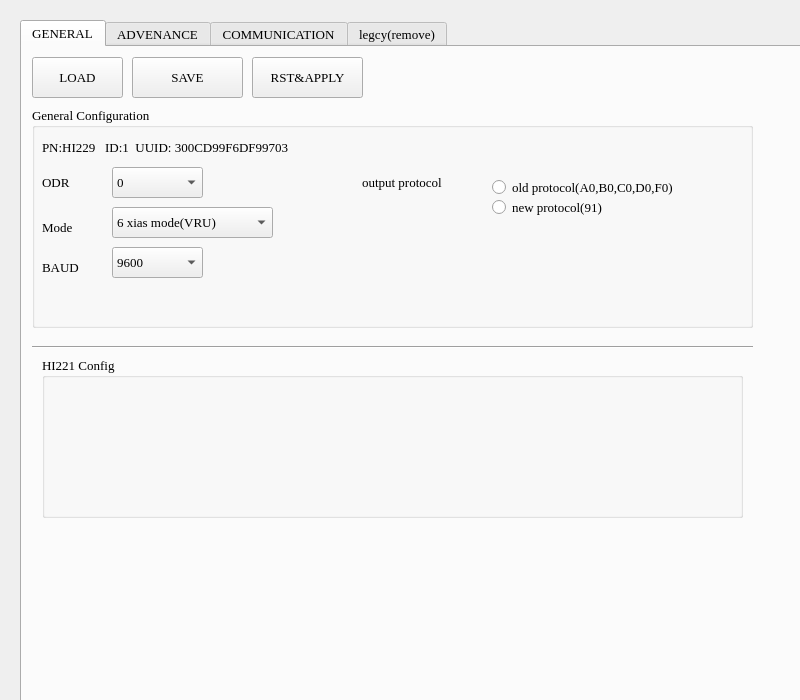
Above: CHCenter/chsettingform.ui from dongFangTuring/CHCenter before the change. Below: the same form after it.
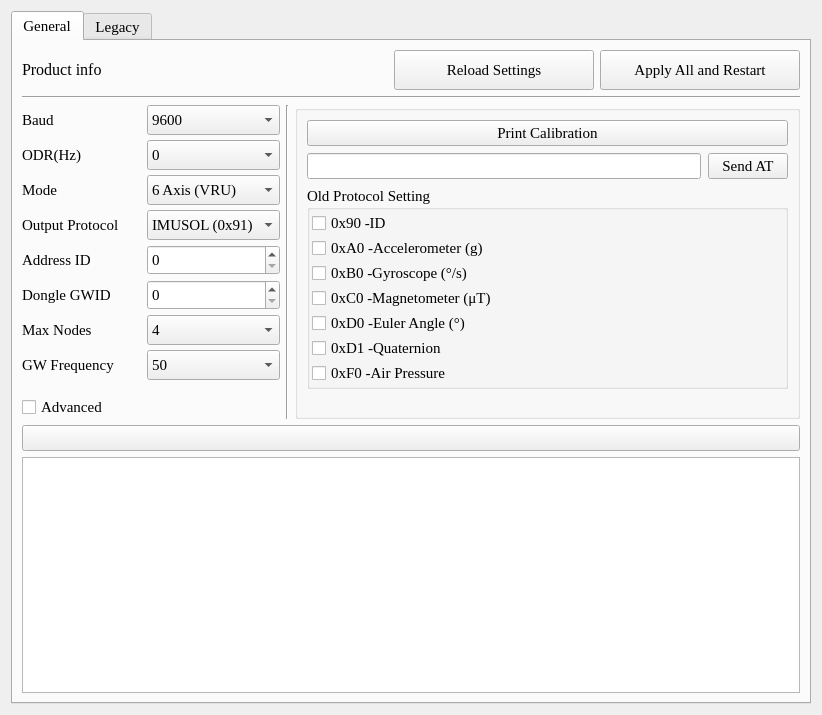
That is the form after the change. Icons and pictures are not drawn.

```diff
--- a/CHCenter/chsettingform.ui
+++ b/CHCenter/chsettingform.ui
@@ -6,14 +6,26 @@
    <rect>
     <x>0</x>
     <y>0</y>
-    <width>800</width>
-    <height>700</height>
+    <width>822</width>
+    <height>715</height>
    </rect>
   </property>
+  <property name="sizePolicy">
+   <sizepolicy hsizetype="Maximum" vsizetype="Maximum">
+    <horstretch>0</horstretch>
+    <verstretch>0</verstretch>
+   </sizepolicy>
+  </property>
   <property name="minimumSize">
    <size>
-    <width>800</width>
-    <height>650</height>
+    <width>0</width>
+    <height>0</height>
+   </size>
+  </property>
+  <property name="maximumSize">
+   <size>
+    <width>5000</width>
+    <height>5000</height>
    </size>
   </property>
   <property name="font">
@@ -25,14 +37,14 @@
   <property name="windowTitle">
    <string>Form</string>
   </property>
+  <layout class="QVBoxLayout" name="verticalLayout_13">
+   <item>
   <widget class="QTabWidget" name="tabWidget">
-   <property name="geometry">
-    <rect>
-     <x>20</x>
-     <y>20</y>
-     <width>799</width>
-     <height>764</height>
-    </rect>
+     <property name="font">
+      <font>
+       <family>Times New Roman</family>
+       <pointsize>11</pointsize>
+      </font>
    </property>
    <property name="currentIndex">
     <number>0</number>
@@ -42,170 +54,170 @@
    </property>
    <widget class="QWidget" name="tab">
     <attribute name="title">
-     <string>GENERAL</string>
-    </attribute>
-    <widget class="QPushButton" name="pushButton">
-     <property name="geometry">
-      <rect>
-       <x>10</x>
-       <y>10</y>
-       <width>91</width>
-       <height>41</height>
-      </rect>
-     </property>
+       <string>General</string>
+      </attribute>
+      <layout class="QVBoxLayout" name="verticalLayout_7">
+       <item>
+        <layout class="QHBoxLayout" name="horizontalLayout_7">
+         <item>
+          <widget class="QLabel" name="Label_ProdInfo">
+           <property name="sizePolicy">
+            <sizepolicy hsizetype="Preferred" vsizetype="Fixed">
+             <horstretch>0</horstretch>
+             <verstretch>0</verstretch>
+            </sizepolicy>
+           </property>
+           <property name="minimumSize">
+            <size>
+             <width>0</width>
+             <height>0</height>
+            </size>
+           </property>
+           <property name="font">
+            <font>
+             <family>Times New Roman</family>
+             <pointsize>12</pointsize>
+            </font>
+           </property>
      <property name="text">
-      <string>LOAD</string>
-     </property>
-    </widget>
-    <widget class="QPushButton" name="pushButton_2">
-     <property name="geometry">
-      <rect>
-       <x>110</x>
-       <y>10</y>
-       <width>111</width>
-       <height>41</height>
-      </rect>
-     </property>
+            <string>Product info</string>
+           </property>
+          </widget>
+         </item>
+         <item>
+          <spacer name="horizontalSpacer">
+           <property name="orientation">
+            <enum>Qt::Horizontal</enum>
+           </property>
+           <property name="sizeHint" stdset="0">
+            <size>
+             <width>40</width>
+             <height>20</height>
+            </size>
+           </property>
+          </spacer>
+         </item>
+         <item>
+          <widget class="QPushButton" name="LoadParamBTN">
+           <property name="minimumSize">
+            <size>
+             <width>200</width>
+             <height>40</height>
+            </size>
+           </property>
      <property name="text">
-      <string>SAVE</string>
-     </property>
-    </widget>
+            <string>Reload Settings</string>
+           </property>
+          </widget>
+         </item>
+         <item>
+          <widget class="QPushButton" name="RSTBTN">
+           <property name="minimumSize">
+            <size>
+             <width>200</width>
+             <height>40</height>
+            </size>
+           </property>
+           <property name="text">
+            <string>Apply All and Restart</string>
+           </property>
+          </widget>
+         </item>
+        </layout>
+       </item>
+       <item>
     <widget class="Line" name="line_2">
-     <property name="geometry">
-      <rect>
-       <x>10</x>
-       <y>290</y>
-       <width>721</width>
-       <height>21</height>
-      </rect>
-     </property>
      <property name="orientation">
       <enum>Qt::Horizontal</enum>
      </property>
     </widget>
-    <widget class="QGroupBox" name="groupBox">
-     <property name="geometry">
-      <rect>
-       <x>10</x>
-       <y>60</y>
-       <width>721</width>
-       <height>221</height>
-      </rect>
-     </property>
-     <property name="title">
-      <string>General Configuration</string>
-     </property>
-     <widget class="QComboBox" name="comboBox_3">
-      <property name="geometry">
-       <rect>
-        <x>80</x>
-        <y>140</y>
-        <width>91</width>
-        <height>31</height>
-       </rect>
-      </property>
-      <property name="editable">
-       <bool>false</bool>
-      </property>
-      <property name="currentText">
-       <string>115200</string>
-      </property>
-      <item>
-       <property name="text">
-        <string>9600</string>
-       </property>
       </item>
       <item>
-       <property name="text">
-        <string>115200</string>
-       </property>
-      </item>
+        <layout class="QHBoxLayout" name="horizontalLayout_6">
       <item>
-       <property name="text">
-        <string>460800</string>
-       </property>
-      </item>
+          <layout class="QVBoxLayout" name="verticalLayout_8">
+           <property name="spacing">
+            <number>5</number>
+           </property>
       <item>
-       <property name="text">
-        <string>921600</string>
-       </property>
-      </item>
-     </widget>
+            <layout class="QFormLayout" name="formLayout">
+             <item row="0" column="0">
      <widget class="QLabel" name="label_7">
-      <property name="geometry">
-       <rect>
-        <x>10</x>
-        <y>150</y>
-        <width>61</width>
-        <height>21</height>
-       </rect>
-      </property>
+               <property name="text">
+                <string>Baud</string>
+               </property>
+              </widget>
+             </item>
+             <item row="0" column="1">
+              <widget class="QComboBox" name="CB_Baud">
+               <property name="minimumSize">
+                <size>
+                 <width>0</width>
+                 <height>30</height>
+                </size>
+               </property>
+               <property name="editable">
+                <bool>false</bool>
+               </property>
+               <property name="currentText">
+                <string>9600</string>
+               </property>
+               <item>
       <property name="text">
-       <string>BAUD</string>
-      </property>
-     </widget>
+                 <string>9600</string>
+                </property>
+               </item>
+               <item>
+                <property name="text">
+                 <string>115200</string>
+                </property>
+               </item>
+               <item>
+                <property name="text">
+                 <string>460800</string>
+                </property>
+               </item>
+               <item>
+                <property name="text">
+                 <string>921600</string>
+                </property>
+               </item>
+              </widget>
+             </item>
+             <item row="1" column="0">
      <widget class="QLabel" name="label_3">
-      <property name="geometry">
-       <rect>
-        <x>10</x>
-        <y>60</y>
-        <width>41</width>
-        <height>31</height>
-       </rect>
-      </property>
       <property name="text">
-       <string>ODR</string>
-      </property>
-     </widget>
-     <widget class="QComboBox" name="comboBox_2">
-      <property name="geometry">
-       <rect>
-        <x>80</x>
-        <y>100</y>
-        <width>161</width>
-        <height>31</height>
-       </rect>
+                <string>ODR(Hz)</string>
+               </property>
+              </widget>
+             </item>
+             <item row="1" column="1">
+              <widget class="QComboBox" name="CB_ODR">
+               <property name="minimumSize">
+                <size>
+                 <width>0</width>
+                 <height>30</height>
+                </size>
       </property>
       <property name="editable">
        <bool>false</bool>
       </property>
       <property name="currentText">
-       <string>6 xias mode(VRU)</string>
+                <string>0</string>
       </property>
       <item>
        <property name="text">
-        <string extracomment="test comments">6 xias mode(VRU)</string>
+                 <string>0</string>
        </property>
       </item>
       <item>
        <property name="text">
-        <string>9 xias mode(AHRS)</string>
-       </property>
-      </item>
-     </widget>
-     <widget class="QComboBox" name="comboBox">
-      <property name="geometry">
-       <rect>
-        <x>80</x>
-        <y>60</y>
-        <width>91</width>
-        <height>31</height>
-       </rect>
-      </property>
-      <property name="editable">
-       <bool>false</bool>
-      </property>
-      <property name="currentText">
-       <string>100</string>
-      </property>
+                 <string>1</string>
+                </property>
+               </item>
       <item>
        <property name="text">
-        <string>0</string>
-       </property>
-      </item>
-      <item>
-       <property name="text">
-        <string>25</string>
+                 <string>10</string>
        </property>
       </item>
       <item>
@@ -229,217 +241,364 @@
        </property>
       </item>
      </widget>
-     <widget class="QLabel" name="label_5">
-      <property name="geometry">
-       <rect>
-        <x>10</x>
-        <y>110</y>
-        <width>61</width>
-        <height>21</height>
-       </rect>
-      </property>
+             </item>
+             <item row="2" column="0">
+              <widget class="QLabel" name="Label_Mode">
       <property name="text">
        <string>Mode</string>
       </property>
      </widget>
-     <widget class="QRadioButton" name="radioButton">
-      <property name="geometry">
-       <rect>
-        <x>460</x>
-        <y>70</y>
-        <width>241</width>
-        <height>21</height>
-       </rect>
-      </property>
+             </item>
+             <item row="2" column="1">
+              <widget class="QComboBox" name="CB_Mode">
+               <property name="minimumSize">
+                <size>
+                 <width>0</width>
+                 <height>30</height>
+                </size>
+               </property>
+               <property name="editable">
+                <bool>false</bool>
+               </property>
+               <property name="currentText">
+                <string>6 Axis (VRU)</string>
+               </property>
+               <item>
       <property name="text">
-       <string>old protocol(A0,B0,C0,D0,F0)</string>
-      </property>
-     </widget>
-     <widget class="QRadioButton" name="radioButton_2">
-      <property name="geometry">
-       <rect>
-        <x>460</x>
-        <y>90</y>
-        <width>241</width>
-        <height>21</height>
-       </rect>
+                 <string extracomment="test comments">6 Axis (VRU)</string>
+                </property>
+               </item>
+               <item>
+                <property name="text">
+                 <string>9 Axis (AHRS)</string>
+                </property>
+               </item>
+              </widget>
+             </item>
+             <item row="3" column="0">
+              <widget class="QLabel" name="Label_PTL">
+               <property name="minimumSize">
+                <size>
+                 <width>120</width>
+                 <height>0</height>
+                </size>
       </property>
       <property name="text">
-       <string>new protocol(91)</string>
-      </property>
-     </widget>
-     <widget class="QLabel" name="label_10">
-      <property name="geometry">
-       <rect>
-        <x>330</x>
-        <y>60</y>
-        <width>111</width>
-        <height>31</height>
-       </rect>
-      </property>
+                <string>Output Protocol</string>
+               </property>
+              </widget>
+             </item>
+             <item row="3" column="1">
+              <widget class="QComboBox" name="CB_PTL">
+               <property name="minimumSize">
+                <size>
+                 <width>0</width>
+                 <height>30</height>
+                </size>
+               </property>
+               <item>
       <property name="text">
-       <string>output protocol</string>
-      </property>
-     </widget>
-     <widget class="QLabel" name="label_6">
-      <property name="geometry">
-       <rect>
-        <x>10</x>
-        <y>30</y>
-        <width>361</width>
-        <height>21</height>
-       </rect>
+                 <string>IMUSOL (0x91)</string>
+                </property>
+               </item>
+               <item>
+                <property name="text">
+                 <string>OLD</string>
+                </property>
+               </item>
+              </widget>
+             </item>
+             <item row="4" column="0">
+              <widget class="QLabel" name="Label_ID">
+               <property name="sizePolicy">
+                <sizepolicy hsizetype="Preferred" vsizetype="Preferred">
+                 <horstretch>0</horstretch>
+                 <verstretch>0</verstretch>
+                </sizepolicy>
       </property>
       <property name="text">
-       <string>PN:HI229   ID:1  UUID: 300CD99F6DF99703</string>
-      </property>
-     </widget>
-    </widget>
-    <widget class="QGroupBox" name="groupBox_3">
-     <property name="geometry">
-      <rect>
-       <x>20</x>
-       <y>310</y>
-       <width>701</width>
-       <height>161</height>
-      </rect>
-     </property>
-     <property name="title">
-      <string>HI221 Config</string>
-     </property>
-    </widget>
-    <widget class="QPushButton" name="pushButton_3">
-     <property name="geometry">
-      <rect>
-       <x>230</x>
-       <y>10</y>
-       <width>111</width>
-       <height>41</height>
-      </rect>
-     </property>
+                <string>Address ID</string>
+               </property>
+              </widget>
+             </item>
+             <item row="4" column="1">
+              <widget class="QSpinBox" name="SB_ID">
+               <property name="minimumSize">
+                <size>
+                 <width>0</width>
+                 <height>30</height>
+                </size>
+               </property>
+              </widget>
+             </item>
+             <item row="5" column="0">
+              <widget class="QLabel" name="Label_GWID">
+               <property name="minimumSize">
+                <size>
+                 <width>120</width>
+                 <height>0</height>
+                </size>
+               </property>
+               <property name="text">
+                <string>Dongle GWID</string>
+               </property>
+              </widget>
+             </item>
+             <item row="6" column="0">
+              <widget class="QLabel" name="Label_MaxNodeSize">
+               <property name="text">
+                <string>Max Nodes</string>
+               </property>
+              </widget>
+             </item>
+             <item row="7" column="0">
+              <widget class="QLabel" name="Label_GWFRQ">
      <property name="text">
-      <string>RST&amp;&amp;APPLY</string>
-     </property>
-    </widget>
-   </widget>
-   <widget class="QWidget" name="tab_3">
-    <attribute name="title">
-     <string>ADVENANCE</string>
-    </attribute>
-    <widget class="QGroupBox" name="groupBox_2">
-     <property name="geometry">
-      <rect>
-       <x>30</x>
-       <y>20</y>
-       <width>691</width>
-       <height>201</height>
-      </rect>
-     </property>
-     <property name="title">
-      <string>Advanced Configuration</string>
-     </property>
-     <widget class="QTextBrowser" name="mdbus_TB">
-      <property name="geometry">
-       <rect>
-        <x>20</x>
-        <y>80</y>
-        <width>401</width>
-        <height>111</height>
-       </rect>
-      </property>
-      <property name="html">
-       <string>&lt;!DOCTYPE HTML PUBLIC &quot;-//W3C//DTD HTML 4.0//EN&quot; &quot;http://www.w3.org/TR/REC-html40/strict.dtd&quot;&gt;
-&lt;html&gt;&lt;head&gt;&lt;meta name=&quot;qrichtext&quot; content=&quot;1&quot; /&gt;&lt;style type=&quot;text/css&quot;&gt;
-p, li { white-space: pre-wrap; }
-&lt;/style&gt;&lt;/head&gt;&lt;body style=&quot; font-family:'Times New Roman'; font-size:10pt; font-weight:400; font-style:normal;&quot;&gt;
-&lt;p style=&quot; margin-top:0px; margin-bottom:0px; margin-left:0px; margin-right:0px; -qt-block-indent:0; text-indent:0px;&quot;&gt;Tx: &lt;/p&gt;
-&lt;p style=&quot; margin-top:0px; margin-bottom:0px; margin-left:0px; margin-right:0px; -qt-block-indent:0; text-indent:0px;&quot;&gt;Rx:&lt;/p&gt;&lt;/body&gt;&lt;/html&gt;</string>
-      </property>
-     </widget>
-     <widget class="QTextEdit" name="textEdit">
-      <property name="geometry">
-       <rect>
-        <x>120</x>
-        <y>40</y>
-        <width>301</width>
-        <height>31</height>
-       </rect>
-      </property>
-      <property name="html">
-       <string>&lt;!DOCTYPE HTML PUBLIC &quot;-//W3C//DTD HTML 4.0//EN&quot; &quot;http://www.w3.org/TR/REC-html40/strict.dtd&quot;&gt;
-&lt;html&gt;&lt;head&gt;&lt;meta name=&quot;qrichtext&quot; content=&quot;1&quot; /&gt;&lt;style type=&quot;text/css&quot;&gt;
-p, li { white-space: pre-wrap; }
-&lt;/style&gt;&lt;/head&gt;&lt;body style=&quot; font-family:'Times New Roman'; font-size:10pt; font-weight:400; font-style:normal;&quot;&gt;
-&lt;p style=&quot; margin-top:0px; margin-bottom:0px; margin-left:0px; margin-right:0px; -qt-block-indent:0; text-indent:0px;&quot;&gt;AT+EOUT=0&lt;/p&gt;&lt;/body&gt;&lt;/html&gt;</string>
-      </property>
-     </widget>
-     <widget class="QLabel" name="label_9">
-      <property name="geometry">
-       <rect>
-        <x>20</x>
-        <y>50</y>
-        <width>101</width>
-        <height>16</height>
-       </rect>
-      </property>
+                <string>GW Frequency</string>
+               </property>
+              </widget>
+             </item>
+             <item row="6" column="1">
+              <widget class="QComboBox" name="CB_MaxNodeSize">
+               <property name="minimumSize">
+                <size>
+                 <width>0</width>
+                 <height>30</height>
+                </size>
+               </property>
+               <item>
+                <property name="text">
+                 <string>4</string>
+                </property>
+               </item>
+               <item>
+                <property name="text">
+                 <string>8</string>
+                </property>
+               </item>
+               <item>
+                <property name="text">
+                 <string>16</string>
+                </property>
+               </item>
+              </widget>
+             </item>
+             <item row="5" column="1">
+              <widget class="QSpinBox" name="SB_GWID">
+               <property name="minimumSize">
+                <size>
+                 <width>0</width>
+                 <height>30</height>
+                </size>
+               </property>
+              </widget>
+             </item>
+             <item row="7" column="1">
+              <widget class="QComboBox" name="CB_GWFRQ">
+               <property name="minimumSize">
+                <size>
+                 <width>0</width>
+                 <height>30</height>
+                </size>
+               </property>
+               <item>
+                <property name="text">
+                 <string>50</string>
+                </property>
+               </item>
+               <item>
+                <property name="text">
+                 <string>100</string>
+                </property>
+               </item>
+              </widget>
+             </item>
+            </layout>
+           </item>
+           <item>
+            <spacer name="verticalSpacer">
+             <property name="orientation">
+              <enum>Qt::Vertical</enum>
+             </property>
+             <property name="sizeHint" stdset="0">
+              <size>
+               <width>20</width>
+               <height>10</height>
+              </size>
+             </property>
+            </spacer>
+           </item>
+           <item>
+            <widget class="QCheckBox" name="CB_Advanced">
+             <property name="layoutDirection">
+              <enum>Qt::LeftToRight</enum>
+             </property>
       <property name="text">
-       <string>AT command</string>
-      </property>
-     </widget>
-    </widget>
-    <widget class="QGroupBox" name="groupBox_4">
-     <property name="geometry">
-      <rect>
-       <x>30</x>
-       <y>240</y>
-       <width>301</width>
-       <height>321</height>
-      </rect>
-     </property>
+              <string>Advanced</string>
+             </property>
+            </widget>
+           </item>
+          </layout>
+         </item>
+         <item>
+          <widget class="Line" name="line_3">
+           <property name="orientation">
+            <enum>Qt::Vertical</enum>
+           </property>
+          </widget>
+         </item>
+         <item>
+          <layout class="QVBoxLayout" name="verticalLayout_11">
+           <item>
+            <widget class="QGroupBox" name="GB_Advanced">
      <property name="title">
-      <string>ACC/GYR calibrartion paramater</string>
-     </property>
-    </widget>
-    <widget class="QGroupBox" name="groupBox_5">
-     <property name="geometry">
-      <rect>
-       <x>360</x>
-       <y>240</y>
-       <width>301</width>
-       <height>321</height>
-      </rect>
-     </property>
+              <string/>
+             </property>
+             <layout class="QVBoxLayout" name="verticalLayout_12">
+              <property name="spacing">
+               <number>7</number>
+              </property>
+              <item>
+               <widget class="QPushButton" name="BTN_PrintCalib">
+                <property name="text">
+                 <string>Print Calibration</string>
+                </property>
+               </widget>
+              </item>
+              <item>
+               <layout class="QHBoxLayout" name="horizontalLayout_3">
+                <item>
+                 <widget class="QLineEdit" name="LE_ATCMD"/>
+                </item>
+                <item>
+                 <widget class="QPushButton" name="BTN_ATCMD">
+                  <property name="text">
+                   <string>Send AT</string>
+                  </property>
+                 </widget>
+                </item>
+               </layout>
+              </item>
+              <item>
+               <widget class="QGroupBox" name="GB_OldPTL">
      <property name="title">
-      <string>mag calibrartion information</string>
-     </property>
-    </widget>
-   </widget>
-   <widget class="QWidget" name="tab_4">
-    <attribute name="title">
-     <string>COMMUNICATION</string>
-    </attribute>
-    <widget class="QTextBrowser" name="mdbus_TB_2">
-     <property name="geometry">
-      <rect>
-       <x>30</x>
-       <y>20</y>
-       <width>741</width>
-       <height>571</height>
-      </rect>
-     </property>
+                 <string>Old Protocol Setting</string>
+                </property>
+                <layout class="QVBoxLayout" name="verticalLayout_10">
+                 <property name="spacing">
+                  <number>1</number>
+                 </property>
+                 <property name="leftMargin">
+                  <number>2</number>
+                 </property>
+                 <property name="topMargin">
+                  <number>1</number>
+                 </property>
+                 <property name="rightMargin">
+                  <number>2</number>
+                 </property>
+                 <property name="bottomMargin">
+                  <number>1</number>
+                 </property>
+                 <item>
+                  <widget class="QCheckBox" name="CB_90">
+                   <property name="text">
+                    <string>0x90 -ID</string>
+                   </property>
+                  </widget>
+                 </item>
+                 <item>
+                  <widget class="QCheckBox" name="CB_A0">
+                   <property name="text">
+                    <string>0xA0 -Accelerometer (g)</string>
+                   </property>
+                  </widget>
+                 </item>
+                 <item>
+                  <widget class="QCheckBox" name="CB_B0">
+                   <property name="text">
+                    <string>0xB0 -Gyroscope (°/s)</string>
+                   </property>
+                  </widget>
+                 </item>
+                 <item>
+                  <widget class="QCheckBox" name="CB_C0">
+                   <property name="text">
+                    <string>0xC0 -Magnetometer (μT)</string>
+                   </property>
+                  </widget>
+                 </item>
+                 <item>
+                  <widget class="QCheckBox" name="CB_D0">
+                   <property name="text">
+                    <string>0xD0 -Euler Angle (°)</string>
+                   </property>
+                  </widget>
+                 </item>
+                 <item>
+                  <widget class="QCheckBox" name="CB_D1">
+                   <property name="text">
+                    <string>0xD1 -Quaternion</string>
+                   </property>
+                  </widget>
+                 </item>
+                 <item>
+                  <widget class="QCheckBox" name="CB_F0">
+                   <property name="text">
+                    <string>0xF0 -Air Pressure</string>
+                   </property>
+                  </widget>
+                 </item>
+                </layout>
+               </widget>
+              </item>
+              <item>
+               <spacer name="verticalSpacer_2">
+                <property name="orientation">
+                 <enum>Qt::Vertical</enum>
+                </property>
+                <property name="sizeHint" stdset="0">
+                 <size>
+                  <width>20</width>
+                  <height>10</height>
+                 </size>
+                </property>
+               </spacer>
+              </item>
+             </layout>
+            </widget>
+           </item>
+          </layout>
+         </item>
+        </layout>
+       </item>
+       <item>
+        <widget class="QPushButton" name="BTN_clearTB">
+         <property name="text">
+          <string/>
+         </property>
+         <property name="icon">
+          <iconset resource="resources.qrc">
+           <normaloff>:/images/clear_text.png</normaloff>:/images/clear_text.png</iconset>
+         </property>
+        </widget>
+       </item>
+       <item>
+        <widget class="QTextBrowser" name="TB_Termial">
      <property name="html">
       <string>&lt;!DOCTYPE HTML PUBLIC &quot;-//W3C//DTD HTML 4.0//EN&quot; &quot;http://www.w3.org/TR/REC-html40/strict.dtd&quot;&gt;
 &lt;html&gt;&lt;head&gt;&lt;meta name=&quot;qrichtext&quot; content=&quot;1&quot; /&gt;&lt;style type=&quot;text/css&quot;&gt;
 p, li { white-space: pre-wrap; }
-&lt;/style&gt;&lt;/head&gt;&lt;body style=&quot; font-family:'Times New Roman'; font-size:10pt; font-weight:400; font-style:normal;&quot;&gt;
-&lt;p style=&quot; margin-top:0px; margin-bottom:0px; margin-left:0px; margin-right:0px; -qt-block-indent:0; text-indent:0px;&quot;&gt;Tx: &lt;/p&gt;
-&lt;p style=&quot; margin-top:0px; margin-bottom:0px; margin-left:0px; margin-right:0px; -qt-block-indent:0; text-indent:0px;&quot;&gt;Rx:&lt;/p&gt;&lt;/body&gt;&lt;/html&gt;</string>
-     </property>
-    </widget>
+&lt;/style&gt;&lt;/head&gt;&lt;body style=&quot; font-family:'Times New Roman','Times New Roman'; font-size:11pt; font-weight:400; font-style:normal;&quot;&gt;
+&lt;p style=&quot;-qt-paragraph-type:empty; margin-top:0px; margin-bottom:0px; margin-left:0px; margin-right:0px; -qt-block-indent:0; text-indent:0px;&quot;&gt;&lt;br /&gt;&lt;/p&gt;&lt;/body&gt;&lt;/html&gt;</string>
+         </property>
+        </widget>
+       </item>
+      </layout>
    </widget>
    <widget class="QWidget" name="tab_2">
     <attribute name="title">
-     <string>legcy(remove)</string>
+       <string>Legacy</string>
     </attribute>
     <layout class="QVBoxLayout" name="verticalLayout_6">
      <item>
@@ -912,36 +1071,11 @@
        </layout>
       </widget>
      </item>
-     <item>
-      <layout class="QHBoxLayout" name="horizontalLayout_3">
-       <item>
-        <spacer name="horizontalSpacer">
-         <property name="orientation">
-          <enum>Qt::Horizontal</enum>
-         </property>
-         <property name="sizeHint" stdset="0">
-          <size>
-           <width>40</width>
-           <height>20</height>
-          </size>
-         </property>
-        </spacer>
-       </item>
-       <item>
-        <widget class="QCheckBox" name="AdvancedCheckBox">
-         <property name="layoutDirection">
-          <enum>Qt::LeftToRight</enum>
-         </property>
-         <property name="text">
-          <string>Advanced Settings</string>
-         </property>
-        </widget>
-       </item>
       </layout>
-     </item>
-    </layout>
-   </widget>
-  </widget>
+     </widget>
+    </widget>
+   </item>
+  </layout>
  </widget>
  <resources>
   <include location="resources.qrc"/>
```
Left out of the diff: 13 changed lines with no effect on the pictures. Lines whose indentation alone changed are shown as unchanged.
